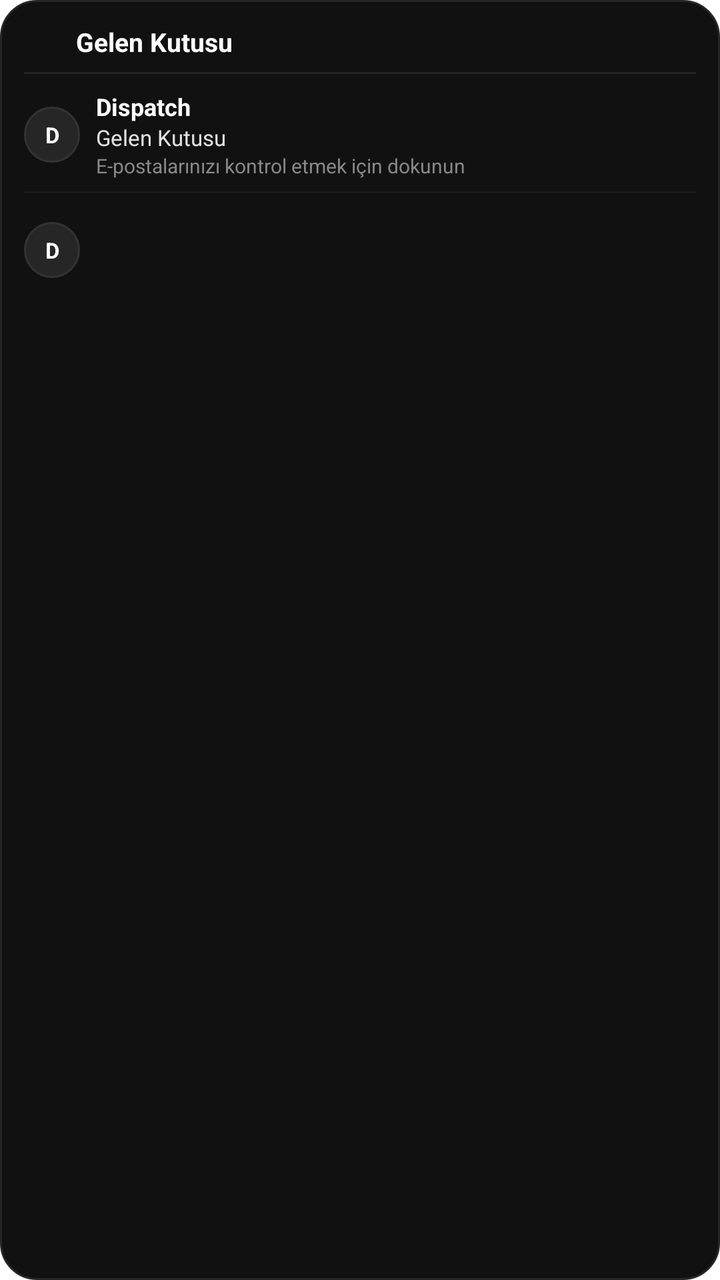
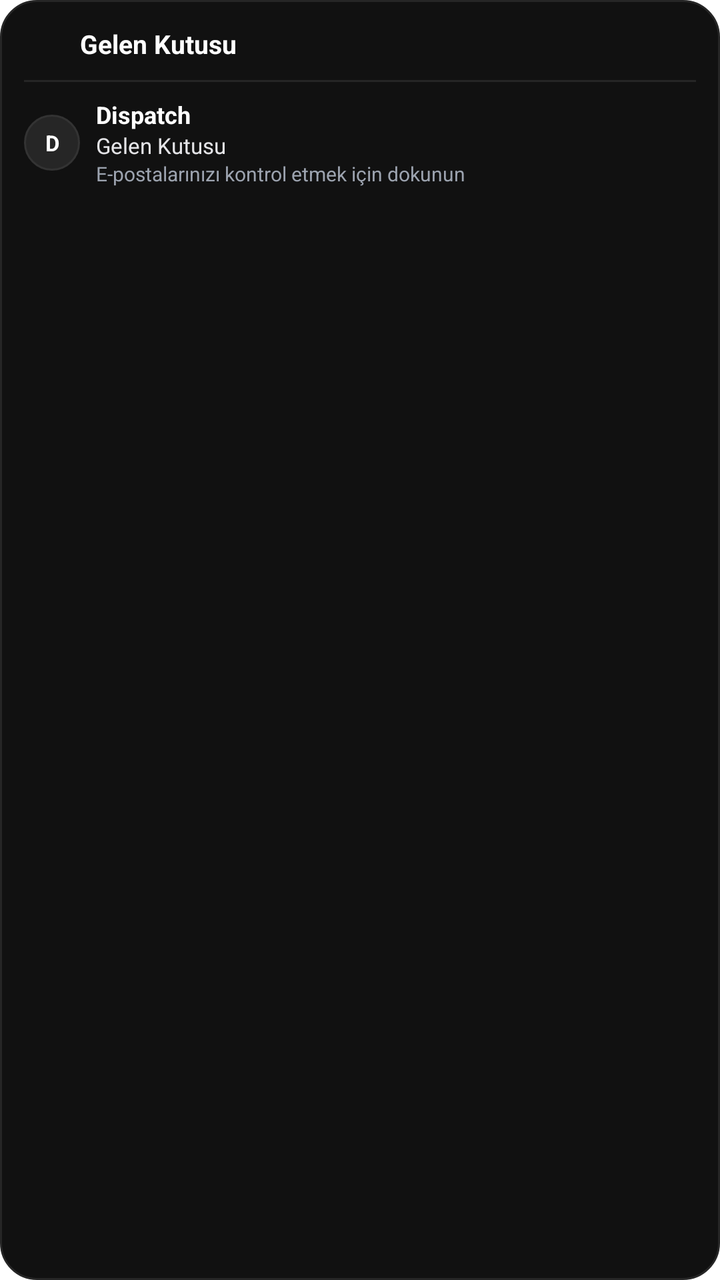

Screens rendered from an Android XML layout before and after an edit, with the pre-edit source and the edit as a unified diff.
<!-- AndroidManifest.xml: fallback theme Theme.MaterialComponents.DayNight.NoActionBar -->
<!-- res/layout/widget_inbox.xml -->
<?xml version="1.0" encoding="utf-8"?>
<LinearLayout xmlns:android="http://schemas.android.com/apk/res/android"
    android:id="@+id/widget_root"
    android:layout_width="match_parent"
    android:layout_height="match_parent"
    android:background="@drawable/widget_bg"
    android:orientation="vertical"
    android:padding="12dp">

    
    <LinearLayout
        android:id="@+id/widget_header"
        android:layout_width="match_parent"
        android:layout_height="wrap_content"
        android:gravity="center_vertical"
        android:orientation="horizontal">

        <ImageView
            android:id="@+id/widget_logo"
            android:layout_width="18dp"
            android:layout_height="18dp"
            android:src="@mipmap/ic_launcher" />

        <TextView
            android:id="@+id/widget_title"
            android:layout_width="0dp"
            android:layout_height="wrap_content"
            android:layout_marginStart="8dp"
            android:layout_weight="1"
            android:text="Gelen Kutusu"
            android:textColor="#FFFFFF"
            android:textSize="13sp"
            android:textStyle="bold" />

        <TextView
            android:id="@+id/widget_unread_badge"
            android:layout_width="wrap_content"
            android:layout_height="wrap_content"
            android:background="@drawable/widget_badge_bg"
            android:paddingStart="8dp"
            android:paddingTop="2dp"
            android:paddingEnd="8dp"
            android:paddingBottom="2dp"
            android:text="0 Okunmamış"
            android:textColor="#FFFFFF"
            android:textSize="10sp"
            android:textStyle="bold"
            android:visibility="gone" />
    </LinearLayout>

    <View
        android:layout_width="match_parent"
        android:layout_height="1dp"
        android:layout_marginTop="6dp"
        android:layout_marginBottom="6dp"
        android:background="#222222" />

    
    <LinearLayout
        android:id="@+id/widget_mail_1"
        android:layout_width="match_parent"
        android:layout_height="wrap_content"
        android:gravity="center_vertical"
        android:orientation="horizontal"
        android:paddingTop="2dp"
        android:paddingBottom="2dp">

        <TextView
            android:id="@+id/mail_1_avatar"
            android:layout_width="28dp"
            android:layout_height="28dp"
            android:background="@drawable/widget_avatar_bg"
            android:gravity="center"
            android:text="D"
            android:textColor="#FFFFFF"
            android:textSize="11sp"
            android:textStyle="bold" />

        <LinearLayout
            android:layout_width="0dp"
            android:layout_height="wrap_content"
            android:layout_marginStart="8dp"
            android:layout_weight="1"
            android:orientation="vertical">

            <LinearLayout
                android:layout_width="match_parent"
                android:layout_height="wrap_content"
                android:orientation="horizontal">

                <TextView
                    android:id="@+id/mail_1_sender"
                    android:layout_width="0dp"
                    android:layout_height="wrap_content"
                    android:layout_weight="1"
                    android:ellipsize="end"
                    android:maxLines="1"
                    android:text="Dispatch"
                    android:textColor="#FFFFFF"
                    android:textSize="12sp"
                    android:textStyle="bold" />

                <TextView
                    android:id="@+id/mail_1_time"
                    android:layout_width="wrap_content"
                    android:layout_height="wrap_content"
                    android:text=""
                    android:textColor="#888888"
                    android:textSize="10sp" />
            </LinearLayout>

            <TextView
                android:id="@+id/mail_1_subject"
                android:layout_width="match_parent"
                android:layout_height="wrap_content"
                android:ellipsize="end"
                android:maxLines="1"
                android:text="Gelen Kutusu"
                android:textColor="#E0E0E0"
                android:textSize="11sp" />

            <TextView
                android:id="@+id/mail_1_snippet"
                android:layout_width="match_parent"
                android:layout_height="wrap_content"
                android:ellipsize="end"
                android:maxLines="1"
                android:text="E-postalarınızı kontrol etmek için dokunun"
                android:textColor="#888888"
                android:textSize="10sp" />
        </LinearLayout>
    </LinearLayout>

    <View
        android:id="@+id/widget_divider_2"
        android:layout_width="match_parent"
        android:layout_height="1dp"
        android:layout_marginTop="4dp"
        android:layout_marginBottom="4dp"
        android:background="#1C1C1C" />

    
    <LinearLayout
        android:id="@+id/widget_mail_2"
        android:layout_width="match_parent"
        android:layout_height="wrap_content"
        android:gravity="center_vertical"
        android:orientation="horizontal"
        android:paddingTop="2dp"
        android:paddingBottom="2dp">

        <TextView
            android:id="@+id/mail_2_avatar"
            android:layout_width="28dp"
            android:layout_height="28dp"
            android:background="@drawable/widget_avatar_bg"
            android:gravity="center"
            android:text="D"
            android:textColor="#FFFFFF"
            android:textSize="11sp"
            android:textStyle="bold" />

        <LinearLayout
            android:layout_width="0dp"
            android:layout_height="wrap_content"
            android:layout_marginStart="8dp"
            android:layout_weight="1"
            android:orientation="vertical">

            <LinearLayout
                android:layout_width="match_parent"
                android:layout_height="wrap_content"
                android:orientation="horizontal">

                <TextView
                    android:id="@+id/mail_2_sender"
                    android:layout_width="0dp"
                    android:layout_height="wrap_content"
                    android:layout_weight="1"
                    android:ellipsize="end"
                    android:maxLines="1"
                    android:text=""
                    android:textColor="#FFFFFF"
                    android:textSize="12sp"
                    android:textStyle="bold" />

                <TextView
                    android:id="@+id/mail_2_time"
                    android:layout_width="wrap_content"
                    android:layout_height="wrap_content"
                    android:text=""
                    android:textColor="#888888"
                    android:textSize="10sp" />
            </LinearLayout>

            <TextView
                android:id="@+id/mail_2_subject"
                android:layout_width="match_parent"
                android:layout_height="wrap_content"
                android:ellipsize="end"
                android:maxLines="1"
                android:text=""
                android:textColor="#E0E0E0"
                android:textSize="11sp" />

            <TextView
                android:id="@+id/mail_2_snippet"
                android:layout_width="match_parent"
                android:layout_height="wrap_content"
                android:ellipsize="end"
                android:maxLines="1"
                android:text=""
                android:textColor="#888888"
                android:textSize="10sp" />
        </LinearLayout>
    </LinearLayout>

    
    <TextView
        android:id="@+id/widget_empty_text"
        android:layout_width="match_parent"
        android:layout_height="wrap_content"
        android:gravity="center"
        android:padding="8dp"
        android:text="Gelen kutunuzda yeni ileti yok."
        android:textColor="#666666"
        android:textSize="12sp"
        android:visibility="gone" />

</LinearLayout>
<!-- resources referenced by this layout -->
<resources>
  <!-- drawable widget_avatar_bg (drawable) -->
  <?xml version="1.0" encoding="utf-8"?>
  <shape xmlns:android="http://schemas.android.com/apk/res/android"
      android:shape="oval">
      <solid android:color="#262626" />
      <stroke
          android:width="1dp"
          android:color="#333333" />
  </shape>
  <!-- drawable widget_badge_bg (drawable) -->
  <?xml version="1.0" encoding="utf-8"?>
  <shape xmlns:android="http://schemas.android.com/apk/res/android"
      android:shape="rectangle">
      <solid android:color="#2563EB" />
      <corners android:radius="12dp" />
  </shape>
  <!-- drawable widget_bg (drawable) -->
  <?xml version="1.0" encoding="utf-8"?>
  <shape xmlns:android="http://schemas.android.com/apk/res/android"
      android:shape="rectangle">
      <solid android:color="#111111" />
      <corners android:radius="18dp" />
      <stroke
          android:width="1dp"
          android:color="#262626" />
  </shape>
  <!-- mipmap ic_launcher (mipmap-anydpi-v26) -->
  <?xml version="1.0" encoding="utf-8"?>
  <adaptive-icon xmlns:android="http://schemas.android.com/apk/res/android">
      <background android:drawable="@drawable/ic_launcher_background" />
      <foreground android:drawable="@drawable/ic_launcher_foreground" />
  </adaptive-icon>
  <!-- drawable ic_launcher_background (drawable) -->
  <?xml version="1.0" encoding="utf-8"?>
  <vector xmlns:android="http://schemas.android.com/apk/res/android"
      android:width="108dp"
      android:height="108dp"
      android:viewportWidth="108"
      android:viewportHeight="108">
      <path
          android:fillColor="#0a0a0a"
          android:pathData="M0,0h108v108h-108z" />
  </vector>
  <!-- drawable ic_launcher_foreground: png bitmap (drawable, 30862 bytes) -->
</resources>

<!-- the commit's change to res/layout/widget_inbox.xml (unified diff, before → after) -->
@@ -8,25 +8,26 @@
     android:padding="12dp">
 
     
-    <LinearLayout
+    <RelativeLayout
         android:id="@+id/widget_header"
         android:layout_width="match_parent"
-        android:layout_height="wrap_content"
-        android:gravity="center_vertical"
-        android:orientation="horizontal">
+        android:layout_height="wrap_content">
 
         <ImageView
             android:id="@+id/widget_logo"
-            android:layout_width="18dp"
-            android:layout_height="18dp"
+            android:layout_width="20dp"
+            android:layout_height="20dp"
+            android:layout_alignParentStart="true"
+            android:layout_centerVertical="true"
             android:src="@mipmap/ic_launcher" />
 
         <TextView
             android:id="@+id/widget_title"
-            android:layout_width="0dp"
-            android:layout_height="wrap_content"
+            android:layout_width="wrap_content"
+            android:layout_height="wrap_content"
+            android:layout_centerVertical="true"
             android:layout_marginStart="8dp"
-            android:layout_weight="1"
+            android:layout_toEndOf="@id/widget_logo"
             android:text="Gelen Kutusu"
             android:textColor="#FFFFFF"
             android:textSize="13sp"
@@ -36,6 +37,8 @@
             android:id="@+id/widget_unread_badge"
             android:layout_width="wrap_content"
             android:layout_height="wrap_content"
+            android:layout_alignParentEnd="true"
+            android:layout_centerVertical="true"
             android:background="@drawable/widget_badge_bg"
             android:paddingStart="8dp"
             android:paddingTop="2dp"
@@ -46,14 +49,16 @@
             android:textSize="10sp"
             android:textStyle="bold"
             android:visibility="gone" />
-    </LinearLayout>
-
+    </RelativeLayout>
+
+    
     <View
+        android:id="@+id/widget_divider_top"
         android:layout_width="match_parent"
         android:layout_height="1dp"
-        android:layout_marginTop="6dp"
+        android:layout_marginTop="8dp"
         android:layout_marginBottom="6dp"
-        android:background="#222222" />
+        android:background="#262626" />
 
     
     <LinearLayout
@@ -83,16 +88,16 @@
             android:layout_weight="1"
             android:orientation="vertical">
 
-            <LinearLayout
-                android:layout_width="match_parent"
-                android:layout_height="wrap_content"
-                android:orientation="horizontal">
+            <RelativeLayout
+                android:layout_width="match_parent"
+                android:layout_height="wrap_content">
 
                 <TextView
                     android:id="@+id/mail_1_sender"
-                    android:layout_width="0dp"
-                    android:layout_height="wrap_content"
-                    android:layout_weight="1"
+                    android:layout_width="wrap_content"
+                    android:layout_height="wrap_content"
+                    android:layout_alignParentStart="true"
+                    android:layout_toStartOf="@id/mail_1_time"
                     android:ellipsize="end"
                     android:maxLines="1"
                     android:text="Dispatch"
@@ -104,10 +109,11 @@
                     android:id="@+id/mail_1_time"
                     android:layout_width="wrap_content"
                     android:layout_height="wrap_content"
+                    android:layout_alignParentEnd="true"
                     android:text=""
                     android:textColor="#888888"
                     android:textSize="10sp" />
-            </LinearLayout>
+            </RelativeLayout>
 
             <TextView
                 android:id="@+id/mail_1_subject"
@@ -116,7 +122,7 @@
                 android:ellipsize="end"
                 android:maxLines="1"
                 android:text="Gelen Kutusu"
-                android:textColor="#E0E0E0"
+                android:textColor="#E4E4E7"
                 android:textSize="11sp" />
 
             <TextView
@@ -126,18 +132,20 @@
                 android:ellipsize="end"
                 android:maxLines="1"
                 android:text="E-postalarınızı kontrol etmek için dokunun"
-                android:textColor="#888888"
+                android:textColor="#9CA3AF"
                 android:textSize="10sp" />
         </LinearLayout>
     </LinearLayout>
 
+    
     <View
         android:id="@+id/widget_divider_2"
         android:layout_width="match_parent"
         android:layout_height="1dp"
         android:layout_marginTop="4dp"
         android:layout_marginBottom="4dp"
-        android:background="#1C1C1C" />
+        android:background="#1C1C1E"
+        android:visibility="gone" />
 
     
     <LinearLayout
@@ -147,7 +155,8 @@
         android:gravity="center_vertical"
         android:orientation="horizontal"
         android:paddingTop="2dp"
-        android:paddingBottom="2dp">
+        android:paddingBottom="2dp"
+        android:visibility="gone">
 
         <TextView
             android:id="@+id/mail_2_avatar"
@@ -167,19 +176,19 @@
             android:layout_weight="1"
             android:orientation="vertical">
 
-            <LinearLayout
-                android:layout_width="match_parent"
-                android:layout_height="wrap_content"
-                android:orientation="horizontal">
+            <RelativeLayout
+                android:layout_width="match_parent"
+                android:layout_height="wrap_content">
 
                 <TextView
                     android:id="@+id/mail_2_sender"
-                    android:layout_width="0dp"
-                    android:layout_height="wrap_content"
-                    android:layout_weight="1"
+                    android:layout_width="wrap_content"
+                    android:layout_height="wrap_content"
+                    android:layout_alignParentStart="true"
+                    android:layout_toStartOf="@id/mail_2_time"
                     android:ellipsize="end"
                     android:maxLines="1"
-                    android:text=""
+                    android:text="Gönderici"
                     android:textColor="#FFFFFF"
                     android:textSize="12sp"
                     android:textStyle="bold" />
@@ -188,10 +197,11 @@
                     android:id="@+id/mail_2_time"
                     android:layout_width="wrap_content"
                     android:layout_height="wrap_content"
+                    android:layout_alignParentEnd="true"
                     android:text=""
                     android:textColor="#888888"
                     android:textSize="10sp" />
-            </LinearLayout>
+            </RelativeLayout>
 
             <TextView
                 android:id="@+id/mail_2_subject"
@@ -199,8 +209,8 @@
                 android:layout_height="wrap_content"
                 android:ellipsize="end"
                 android:maxLines="1"
-                android:text=""
-                android:textColor="#E0E0E0"
+                android:text="Konu"
+                android:textColor="#E4E4E7"
                 android:textSize="11sp" />
 
             <TextView
@@ -209,8 +219,8 @@
                 android:layout_height="wrap_content"
                 android:ellipsize="end"
                 android:maxLines="1"
-                android:text=""
-                android:textColor="#888888"
+                android:text="İçerik"
+                android:textColor="#9CA3AF"
                 android:textSize="10sp" />
         </LinearLayout>
     </LinearLayout>
@@ -223,7 +233,7 @@
         android:gravity="center"
         android:padding="8dp"
         android:text="Gelen kutunuzda yeni ileti yok."
-        android:textColor="#666666"
+        android:textColor="#71717A"
         android:textSize="12sp"
         android:visibility="gone" />
 
